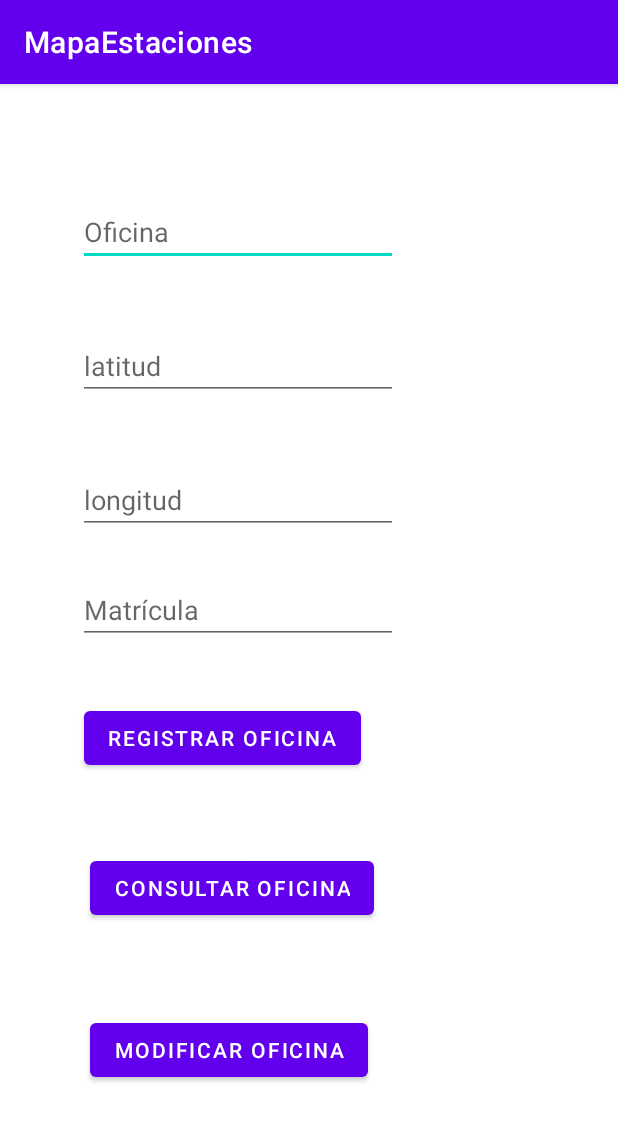
After one commit to dieruiper/Alquiler-App, an Android app: the Activity_Acciones_Oficinas_BD screen opened directly, with no data from a screen before it, on a phone screen of 412 x 824 dp. The commit adds this screen. Shown: the top 1121 px of the screen. Run offline under Robolectric (Android 15) with nearby library versions, the phone set to English and light mode, and no system bars.

Commit message:
BD-Acciones_Oficinas_BD

```diff
--- a/app/src/main/AndroidManifest.xml
+++ b/app/src/main/AndroidManifest.xml
@@ -17,7 +17,8 @@
         android:roundIcon="@mipmap/ic_launcher_round"
         android:supportsRtl="true"
         android:theme="@style/Theme.MapaEstaciones">
-        <activity android:name=".RegistroUsuario"></activity>
+        <activity android:name=".Activity_Acciones_Oficinas_BD"></activity>
+        <activity android:name=".RegistroUsuario" />
         <activity android:name=".Activity_Ver_Vehiculos" />
         <activity android:name=".Activity_Acciones_BD" />
         <activity android:name=".FechayHoraElegidas" />
--- a/app/src/main/java/com/example/mapaestaciones/AdminSQLiteOpenHelper.java
+++ b/app/src/main/java/com/example/mapaestaciones/AdminSQLiteOpenHelper.java
@@ -15,7 +15,11 @@ public class AdminSQLiteOpenHelper extends SQLiteOpenHelper{
 
     @Override
     public void onCreate(SQLiteDatabase db) {
-        db.execSQL("create table vehiculos(matricula int primary key, categoria char, marca text, modelo text, descripcion text, precio real)");
+        db.execSQL("create table vehiculos(matricula int primary key, categoria char, marca text," +
+                " modelo text, descripcion text, precio real)");
+
+        db.execSQL("create table oficinas(name string primary key, double lat, double lang," +
+                " foreign key (matricula) references vehiculos)");
     }
 
     @Override
--- a/app/src/main/java/com/example/mapaestaciones/MainActivity.java
+++ b/app/src/main/java/com/example/mapaestaciones/MainActivity.java
@@ -30,5 +30,9 @@ public class MainActivity extends AppCompatActivity {
         Intent ver_vehiculos_adelante = new Intent(getApplicationContext(), Activity_Ver_Vehiculos.class);
         startActivity(ver_vehiculos_adelante);
     }
+    public void Actividad_Acciones_Oficinas_BD (View view){
+        Intent acciones_oficinas_bd_adelante = new Intent(getApplicationContext(), Activity_Acciones_Oficinas_BD.class);
+        startActivity(acciones_oficinas_bd_adelante);
+    }
 
 }
--- /dev/null
+++ b/app/src/main/res/layout/activity__acciones__oficinas__b_d.xml
@@ -0,0 +1,92 @@
+<?xml version="1.0" encoding="utf-8"?>
+<androidx.constraintlayout.widget.ConstraintLayout xmlns:android="http://schemas.android.com/apk/res/android"
+    xmlns:app="http://schemas.android.com/apk/res-auto"
+    xmlns:tools="http://schemas.android.com/tools"
+    android:id="@+id/et_matricula"
+    android:layout_width="match_parent"
+    android:layout_height="match_parent"
+    tools:context=".Activity_Acciones_Oficinas_BD">
+
+    <EditText
+        android:id="@+id/txt_nombreOfi"
+        android:layout_width="wrap_content"
+        android:layout_height="wrap_content"
+        android:layout_marginStart="52dp"
+        android:layout_marginTop="76dp"
+        android:ems="10"
+        android:hint="@string/txt_nombreOfi"
+        android:inputType="textPersonName"
+        app:layout_constraintStart_toStartOf="parent"
+        app:layout_constraintTop_toTopOf="parent" />
+
+    <EditText
+        android:id="@+id/txt_lat"
+        android:layout_width="wrap_content"
+        android:layout_height="wrap_content"
+        android:layout_marginStart="52dp"
+        android:layout_marginTop="44dp"
+        android:ems="10"
+        android:hint="@string/txt_lat"
+        android:inputType="textPersonName"
+        app:layout_constraintStart_toStartOf="parent"
+        app:layout_constraintTop_toBottomOf="@+id/txt_nombreOfi" />
+
+    <EditText
+        android:id="@+id/txt_long"
+        android:layout_width="wrap_content"
+        android:layout_height="wrap_content"
+        android:layout_marginStart="52dp"
+        android:layout_marginTop="44dp"
+        android:ems="10"
+        android:hint="@string/txt_long"
+        android:inputType="textPersonName"
+        app:layout_constraintStart_toStartOf="parent"
+        app:layout_constraintTop_toBottomOf="@+id/txt_lat" />
+
+    <Button
+        android:id="@+id/button"
+        android:layout_width="0dp"
+        android:layout_height="wrap_content"
+        android:layout_marginStart="60dp"
+        android:layout_marginTop="52dp"
+        android:onClick="Buscar"
+        android:text="@string/BotonConsultarOficina"
+        app:layout_constraintStart_toStartOf="parent"
+        app:layout_constraintTop_toBottomOf="@+id/button3" />
+
+    <Button
+        android:id="@+id/button2"
+        android:layout_width="0dp"
+        android:layout_height="wrap_content"
+        android:layout_marginStart="60dp"
+        android:layout_marginTop="60dp"
+        android:onClick="Modificar"
+        android:text="@string/BotonModificarOficina"
+        app:layout_constraintBottom_toBottomOf="parent"
+        app:layout_constraintStart_toStartOf="parent"
+        app:layout_constraintTop_toBottomOf="@+id/button"
+        app:layout_constraintVertical_bias="0.0" />
+
+    <Button
+        android:id="@+id/button3"
+        android:layout_width="wrap_content"
+        android:layout_height="wrap_content"
+        android:layout_marginStart="56dp"
+        android:layout_marginTop="112dp"
+        android:onClick="Registrar"
+        android:text="@string/BotonRegistrarOficina"
+        app:layout_constraintStart_toStartOf="parent"
+        app:layout_constraintTop_toBottomOf="@+id/txt_long" />
+
+    <EditText
+        android:id="@+id/txt_matricula"
+        android:layout_width="wrap_content"
+        android:layout_height="wrap_content"
+        android:layout_marginStart="52dp"
+        android:layout_marginTop="28dp"
+        android:ems="10"
+        android:hint="@string/int_matricula"
+        android:inputType="textPersonName"
+        app:layout_constraintStart_toStartOf="parent"
+        app:layout_constraintTop_toBottomOf="@+id/txt_long" />
+</androidx.constraintlayout.widget.ConstraintLayout>
--- a/app/src/main/res/values/strings.xml
+++ b/app/src/main/res/values/strings.xml
@@ -45,6 +45,15 @@
     <string name="BotonBuscar">Buscar vehiculo</string>
     <string name="BotonEliminar">Eliminar vehiculo</string>
     <string name="BotonModificar">Modificar vehiculo</string>
+    /*Activity Acciones Oficinas BD*/
+    <string name="txt_nombreOfi">Oficina</string>
+    <string name="txt_lat">latitud</string>
+    <string name="txt_long">longitud</string>
+    <string name="BotonRegistrarOficina">Registrar oficina</string>
+    <string name="BotonConsultarOficina">Consultar oficina</string>
+    <string name="BotonModificarOficina">Modificar oficina</string>
+
+
 
     <string name="elugar_resumen">Lugar</string>
     <string name="efecha_resumen">fecha</string>
@@ -59,5 +68,4 @@
     <string name="continuarRegistroUsuario">Continuar</string>
 
 
-
 </resources>
```
Also changed, not shown: app/src/main/java/com/example/mapaestaciones/Activity_Acciones_Oficinas_BD.java (added, +127 -0 lines), app/src/main/res/layout/activity_main.xml (+14 -5 lines).
